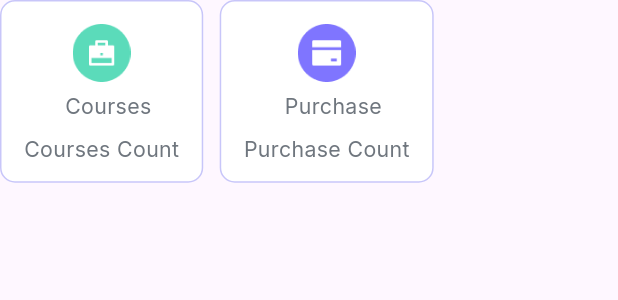
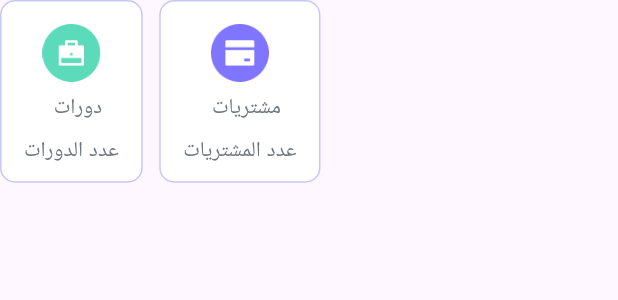
Before and after one commit to harrypotterse/lms-mobile-app, a Flutter app: the SummaryContent widget shown alone on an empty page, opened directly, on a phone screen of 412 x 824 dp. Shown: the top 300 px of the screen. Run offline on Flutter 3.47's test engine with Material 3 defaults, Android fonts, the phone set to English and light mode, and no system bars; our stand-ins replace cached_network_image, carousel_indicator, connectivity_plus, dio, file_picker, fl_chart and 15 more; missing offline and left inert: flutter_inappwebview, webview_flutter_android, webview_flutter_wkwebview; accounts and stored records are empty; network calls fail; project files that could hold a hidden picture were left out.

Commit message:
Update Arabic translations for dashboard components, including course and purchase counts, to enhance localization and user experience.

```diff
--- a/assets/translations/en-US.json
+++ b/assets/translations/en-US.json
@@ -167,7 +167,7 @@
   "write_your_email_address": "Write your email address",
   "phone_number": "Phone Number",
   "update": "Update",
-  "certificate_not_found": "Certificate not found",
+  "certificate_not_found": "Certificate not fou111111nd",
   "you_have_course_enrolled_yet": "You haven't course enrolled yet",
   "current_password": "Current Password",
   "current_password_is_required": "Current Password is required!",
--- a/lib/screen/dashboard/dashboard_screen.dart
+++ b/lib/screen/dashboard/dashboard_screen.dart
@@ -59,7 +59,7 @@
                               total: provider.dashboardResponse?.data?.courseCount
                                       .toString() ??
                                   '',
-                              type: "Courses",
+                              type: "الدورات",
                               title: "عدد الدورات",
                             ),
                           ),
@@ -73,7 +73,7 @@
                                       .dashboardResponse?.data?.purchaseAmounts
                                       .toString() ??
                                   '',
-                              type: "Purchase",
+                              type: "مشتريات",
                               title: "عدد المشتريات",
                             ),
                           ),
--- a/lib/screen/dashboard/widgets/account_balance_cart.dart
+++ b/lib/screen/dashboard/widgets/account_balance_cart.dart
@@ -37,7 +37,7 @@
                   height: 9.h,
                 ),
                 CustomText(
-                  text: "Account Balance",
+                  text: "رصيد الحساب",
                   color: AppColors.title,
                   fontSize: 14.sp,
                   fontWeight: FontWeight.w500,
--- a/lib/screen/dashboard/widgets/summary_content.dart
+++ b/lib/screen/dashboard/widgets/summary_content.dart
@@ -18,8 +18,8 @@
           SummaryCart(
             image: "assets/home_page/dash_one.png",
             total: dashboardResponse?.data?.courseCount.toString() ?? '',
-            type: "Courses",
-            title: "Courses Count",
+            type: "دورات",
+            title: "عدد الدورات",
           ),
           SizedBox(
             width: 10.w,
@@ -27,8 +27,8 @@
           SummaryCart(
             image: "assets/home_page/dash_two.png",
             total: dashboardResponse?.data?.purchaseAmounts.toString() ?? "",
-            type: "Purchase",
-            title: "Purchase Count",
+            type: "مشتريات",
+            title: "عدد المشتريات",
           ),
         ],
       ),
```
Also changed, not shown: lib/screen/dashboard/widgets/pie_chart.dart (+4 -4 lines), 4 other files.
